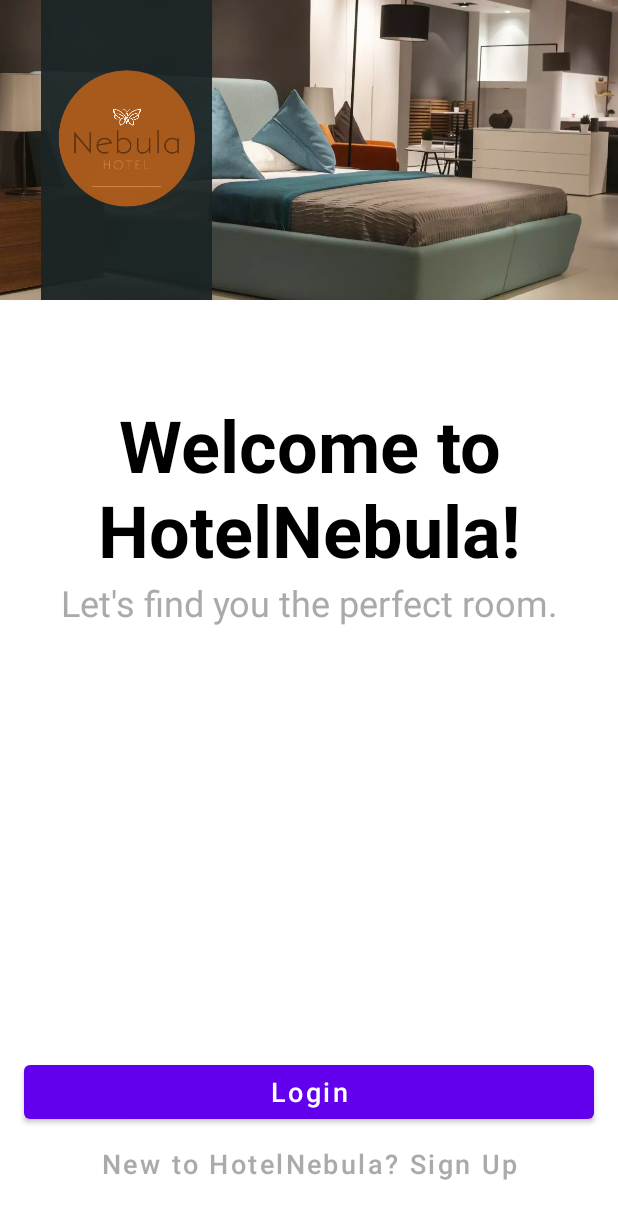
After one commit to joshrs23/hotelNebula, an Android app: the WelcomeActivity screen opened directly, with no data from a screen before it, on a phone screen of 412 x 824 dp. The commit adds this screen. Shown: the top 1219 px of the screen. Run offline under Robolectric (Android 15) with nearby library versions, the phone set to English and light mode, and no system bars.

Commit message:
Welcome page and corner radious no

```diff
--- a/app/src/main/AndroidManifest.xml
+++ b/app/src/main/AndroidManifest.xml
@@ -13,6 +13,15 @@
         android:theme="@style/Theme.HotelNebula"
         tools:targetApi="31">
         <activity
+            android:name=".WelcomeActivity"
+            android:exported="true">
+            <intent-filter>
+                <action android:name="android.intent.action.MAIN" />
+
+                <category android:name="android.intent.category.LAUNCHER" />
+            </intent-filter>
+        </activity>
+        <activity
             android:name=".LoginActivity"
             android:exported="false" />
         <activity
--- /dev/null
+++ b/app/src/main/java/com/example/hotelnebula/WelcomeActivity.java
@@ -0,0 +1,14 @@
+package com.example.hotelnebula;
+
+import androidx.appcompat.app.AppCompatActivity;
+
+import android.os.Bundle;
+
+public class WelcomeActivity extends AppCompatActivity {
+
+    @Override
+    protected void onCreate(Bundle savedInstanceState) {
+        super.onCreate(savedInstanceState);
+        setContentView(R.layout.activity_welcome);
+    }
+}
--- a/app/src/main/res/layout/activity_register.xml
+++ b/app/src/main/res/layout/activity_register.xml
@@ -182,7 +182,6 @@
         android:text="Create account"
         android:textAllCaps="false"
         android:textSize="15sp"
-        app:cornerRadius="20dp"
         app:layout_constraintEnd_toEndOf="parent"
         app:layout_constraintStart_toStartOf="parent"
         app:layout_constraintTop_toBottomOf="@+id/editTextText5" />
@@ -200,6 +199,5 @@
         android:layout_marginEnd="20dp"
         android:textAllCaps="false"
         android:textSize="15sp"
-        android:backgroundTint="#0E2BCF"
-        app:cornerRadius="20dp"/>
+        android:backgroundTint="#0E2BCF" />
 </androidx.constraintlayout.widget.ConstraintLayout>
--- /dev/null
+++ b/app/src/main/res/layout/activity_welcome.xml
@@ -0,0 +1,76 @@
+<?xml version="1.0" encoding="utf-8"?>
+<androidx.constraintlayout.widget.ConstraintLayout
+    xmlns:android="http://schemas.android.com/apk/res/android"
+    xmlns:app="http://schemas.android.com/apk/res-auto"
+    xmlns:tools="http://schemas.android.com/tools"
+    android:layout_width="match_parent"
+    android:layout_height="match_parent">
+
+    <!-- Image at the top -->
+    <ImageView
+        android:id="@+id/imageView"
+        android:layout_width="match_parent"
+        android:layout_height="200dp"
+        android:scaleType="centerCrop"
+        android:src="@mipmap/banner"
+        app:layout_constraintTop_toTopOf="parent"
+        app:layout_constraintStart_toStartOf="parent"
+        app:layout_constraintEnd_toEndOf="parent" />
+
+    <!-- Welcome message -->
+    <TextView
+        android:id="@+id/welcomeMessage"
+        android:layout_width="wrap_content"
+        android:layout_height="wrap_content"
+        android:text="Welcome to HotelNebula!"
+        android:textSize="48sp"
+        android:textStyle="bold"
+        android:textColor="@android:color/black"
+        app:layout_constraintTop_toBottomOf="@id/imageView"
+        app:layout_constraintStart_toStartOf="parent"
+        app:layout_constraintEnd_toEndOf="parent"
+        android:layout_marginTop="64dp"
+        android:gravity="center_horizontal"
+        />
+    <TextView
+        android:id="@+id/welcomeSub"
+        android:layout_width="wrap_content"
+        android:layout_height="wrap_content"
+        android:text="Let's find you the perfect room."
+        android:textSize="24sp"
+        android:textColor="@android:color/darker_gray"
+        app:layout_constraintTop_toBottomOf="@id/welcomeMessage"
+        app:layout_constraintStart_toStartOf="parent"
+        app:layout_constraintEnd_toEndOf="parent" />
+
+    <Button
+        android:id="@+id/btnLogin"
+        android:layout_width="match_parent"
+        android:layout_height="wrap_content"
+        android:text="Login"
+        android:textAllCaps="false"
+        android:textSize="18sp"
+        app:layout_constraintBottom_toTopOf="@id/btnSignUp"
+        app:layout_constraintStart_toStartOf="parent"
+        app:layout_constraintEnd_toEndOf="parent"
+        android:layout_marginTop="16dp"
+        android:layout_marginStart="16dp"
+        android:layout_marginEnd="16dp" />
+    <Button
+        android:id="@+id/btnSignUp"
+        android:layout_width="match_parent"
+        android:layout_height="wrap_content"
+        android:text="New to HotelNebula? Sign Up"
+        android:textAllCaps="false"
+        android:textSize="18sp"
+        app:layout_constraintBottom_toBottomOf="parent"
+        app:layout_constraintStart_toStartOf="parent"
+        app:layout_constraintEnd_toEndOf="parent"
+        android:layout_marginTop="12dp"
+        android:layout_marginBottom="24dp"
+        android:layout_marginStart="16dp"
+        android:layout_marginEnd="16dp"
+        android:background="@android:color/transparent"
+        android:textColor="@android:color/darker_gray"/>
+
+</androidx.constraintlayout.widget.ConstraintLayout>
```
